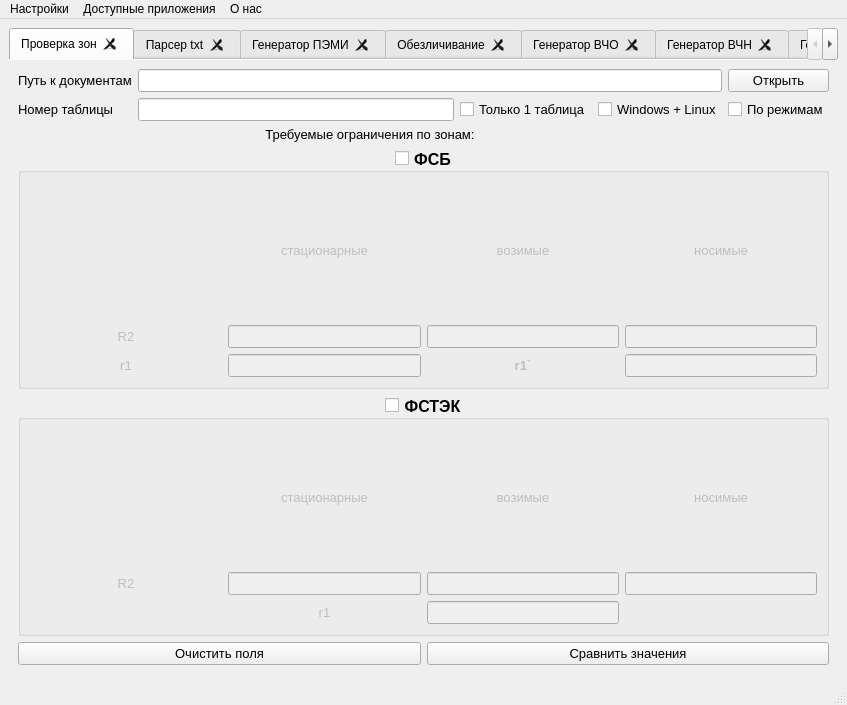
Qt form designer/Main.ui (ant1cus/Project_OOD) before a commit.
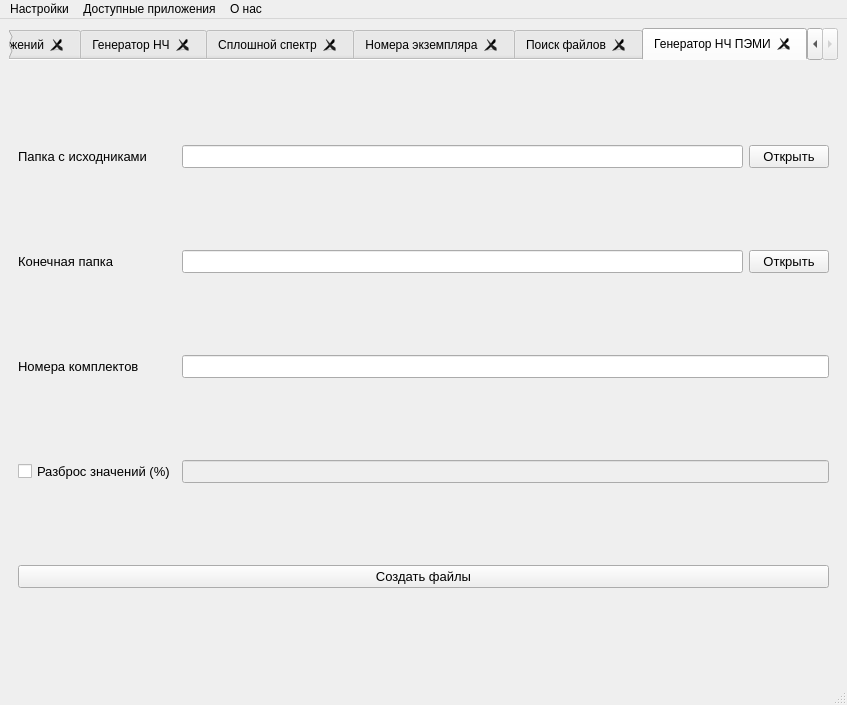
The same form after that commit. The open tabs and pages were chosen to show the change.

Diff of the .ui file:
```diff
--- a/designer/Main.ui
+++ b/designer/Main.ui
@@ -15,7 +15,7 @@
   </property>
   <widget class="QWidget" name="centralwidget">
    <layout class="QGridLayout" name="gridLayout">
-    <item row="1" column="1">
+    <item row="1" column="0">
      <widget class="QTabWidget" name="tabWidget">
       <property name="currentIndex">
        <number>0</number>
@@ -2894,6 +2894,136 @@
         </item>
        </layout>
       </widget>
+      <widget class="QWidget" name="tab_gen_lf_pemi">
+       <attribute name="title">
+        <string>Генератор НЧ ПЭМИ</string>
+       </attribute>
+       <layout class="QGridLayout" name="gridLayout_25">
+        <item row="0" column="2">
+         <widget class="QPushButton" name="pushButton_open_folder_start_lf_pemi">
+          <property name="font">
+           <font>
+            <pointsize>10</pointsize>
+           </font>
+          </property>
+          <property name="text">
+           <string>Открыть</string>
+          </property>
+         </widget>
+        </item>
+        <item row="3" column="1" colspan="2">
+         <widget class="QLineEdit" name="lineEdit_values_spread_lf_pemi">
+          <property name="enabled">
+           <bool>false</bool>
+          </property>
+          <property name="font">
+           <font>
+            <pointsize>10</pointsize>
+           </font>
+          </property>
+         </widget>
+        </item>
+        <item row="1" column="1">
+         <widget class="QLineEdit" name="lineEdit_path_folder_finish_lf_pemi">
+          <property name="font">
+           <font>
+            <pointsize>10</pointsize>
+           </font>
+          </property>
+         </widget>
+        </item>
+        <item row="0" column="0">
+         <widget class="QLabel" name="label_start_folder_lf_pemi">
+          <property name="font">
+           <font>
+            <pointsize>10</pointsize>
+           </font>
+          </property>
+          <property name="text">
+           <string>Папка с исходниками</string>
+          </property>
+         </widget>
+        </item>
+        <item row="5" column="0" colspan="3">
+         <widget class="QPushButton" name="pushButton_start_lf_pemi">
+          <property name="font">
+           <font>
+            <pointsize>10</pointsize>
+           </font>
+          </property>
+          <property name="text">
+           <string>Создать файлы</string>
+          </property>
+         </widget>
+        </item>
+        <item row="1" column="2">
+         <widget class="QPushButton" name="pushButton_open_folder_finish_lf_pemi">
+          <property name="font">
+           <font>
+            <pointsize>10</pointsize>
+           </font>
+          </property>
+          <property name="text">
+           <string>Открыть</string>
+          </property>
+         </widget>
+        </item>
+        <item row="1" column="0">
+         <widget class="QLabel" name="label_finish_folder_lf_pemi">
+          <property name="font">
+           <font>
+            <pointsize>10</pointsize>
+           </font>
+          </property>
+          <property name="text">
+           <string>Конечная папка</string>
+          </property>
+         </widget>
+        </item>
+        <item row="0" column="1">
+         <widget class="QLineEdit" name="lineEdit_path_folder_start_lf_pemi">
+          <property name="font">
+           <font>
+            <pointsize>10</pointsize>
+           </font>
+          </property>
+         </widget>
+        </item>
+        <item row="3" column="0">
+         <widget class="QCheckBox" name="checkBox_lf_pemi_values_spread">
+          <property name="font">
+           <font>
+            <pointsize>10</pointsize>
+           </font>
+          </property>
+          <property name="text">
+           <string>Разброс значений (%)</string>
+          </property>
+         </widget>
+        </item>
+        <item row="2" column="0">
+         <widget class="QLabel" name="label_set_number_lf_pemi">
+          <property name="font">
+           <font>
+            <pointsize>10</pointsize>
+           </font>
+          </property>
+          <property name="text">
+           <string>Номера комплектов</string>
+          </property>
+         </widget>
+        </item>
+        <item row="2" column="1" colspan="2">
+         <widget class="QLineEdit" name="lineEdit_set_number_lf_pemi">
+          <property name="font">
+           <font>
+            <pointsize>10</pointsize>
+           </font>
+          </property>
+         </widget>
+        </item>
+       </layout>
+      </widget>
      </widget>
     </item>
    </layout>
```
Left out of the diff: 37 changed lines with no effect on the pictures.
